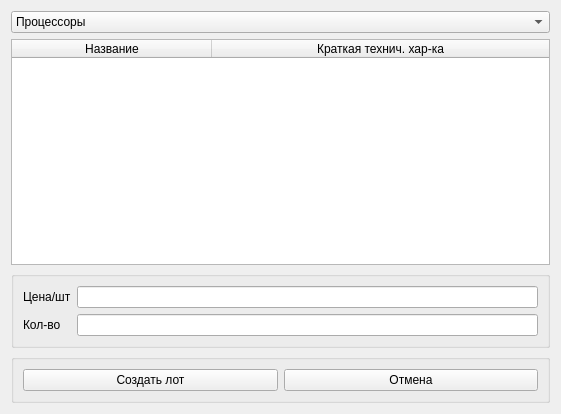
First picture: the form in ui_qt/from_designer/add_lot_form.ui, repository OTBEPTKA1873/SMRP_Nef_Meh_MM-21-1B, before the edit.
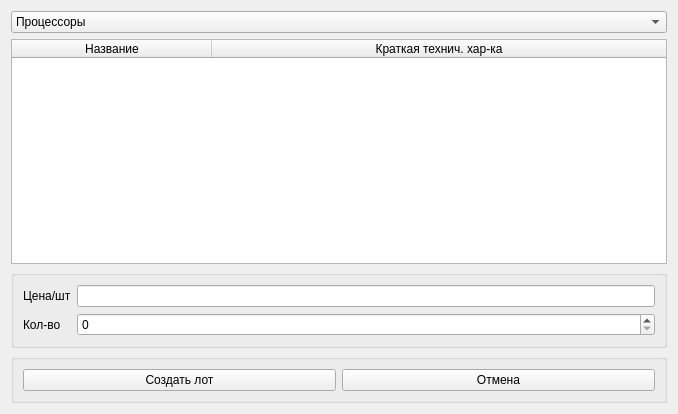
Second picture: the form after the edit. Icons and pictures are not drawn.

Commit message: Отладил окно добавления лота, сделал автоизменения размеров столбцов во всех таблицах

The edit to the form file:
```diff
--- a/ui_qt/from_designer/add_lot_form.ui
+++ b/ui_qt/from_designer/add_lot_form.ui
@@ -6,7 +6,7 @@
    <rect>
     <x>0</x>
     <y>0</y>
-    <width>561</width>
+    <width>678</width>
     <height>414</height>
    </rect>
   </property>
@@ -112,7 +112,7 @@
        </widget>
       </item>
       <item row="1" column="1">
-       <widget class="QLineEdit" name="line_edit_count"/>
+       <widget class="QSpinBox" name="spinBox"/>
       </item>
      </layout>
     </widget>
```
The commit also changes 7 other files.
